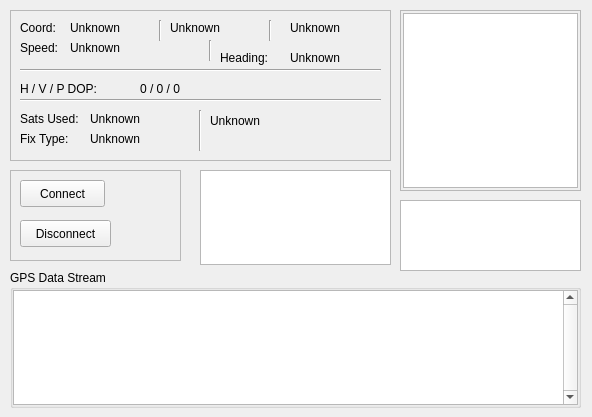
First picture: the form in ground/src/plugins/gpsdisplay/gpsdisplaywidget.ui, repository openpilot/OpenPilot, before the edit.
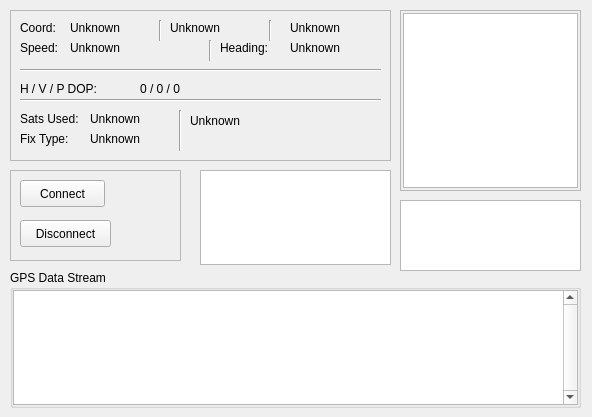
Second picture: the form after the edit. Custom widgets are drawn as their Qt base class.

Commit message: OP-52 Ground / GPS Gadget. Fixes, that will be all for now...

```diff
--- a/ground/src/plugins/gpsdisplay/gpsdisplaywidget.ui
+++ b/ground/src/plugins/gpsdisplay/gpsdisplaywidget.ui
@@ -252,7 +252,7 @@
     <property name="geometry">
      <rect>
       <x>210</x>
-      <y>40</y>
+      <y>30</y>
       <width>71</width>
       <height>16</height>
      </rect>
@@ -265,11 +265,17 @@
     <property name="geometry">
      <rect>
       <x>280</x>
-      <y>40</y>
+      <y>30</y>
       <width>91</width>
       <height>16</height>
      </rect>
     </property>
+    <property name="font">
+     <font>
+      <weight>50</weight>
+      <bold>false</bold>
+     </font>
+    </property>
     <property name="text">
      <string>Unknown</string>
     </property>
@@ -305,10 +311,16 @@
      <rect>
       <x>80</x>
       <y>120</y>
-      <width>101</width>
+      <width>91</width>
       <height>17</height>
      </rect>
     </property>
+    <property name="font">
+     <font>
+      <weight>50</weight>
+      <bold>false</bold>
+     </font>
+    </property>
     <property name="text">
      <string>Unknown</string>
     </property>
@@ -316,12 +328,18 @@
    <widget class="QLabel" name="time_value">
     <property name="geometry">
      <rect>
-      <x>200</x>
+      <x>180</x>
       <y>100</y>
-      <width>171</width>
+      <width>191</width>
       <height>21</height>
      </rect>
     </property>
+    <property name="font">
+     <font>
+      <weight>50</weight>
+      <bold>false</bold>
+     </font>
+    </property>
     <property name="text">
      <string>Unknown</string>
     </property>
@@ -331,10 +349,16 @@
      <rect>
       <x>80</x>
       <y>100</y>
-      <width>101</width>
+      <width>91</width>
       <height>17</height>
      </rect>
     </property>
+    <property name="font">
+     <font>
+      <weight>50</weight>
+      <bold>false</bold>
+     </font>
+    </property>
     <property name="text">
      <string>Unknown</string>
     </property>
@@ -394,7 +418,7 @@
    <widget class="Line" name="line_5">
     <property name="geometry">
      <rect>
-      <x>180</x>
+      <x>160</x>
       <y>100</y>
       <width>20</width>
       <height>41</height>
```
Left out of the diff: 38 changed lines with no effect on the pictures. The commit also changes 1 other file.
